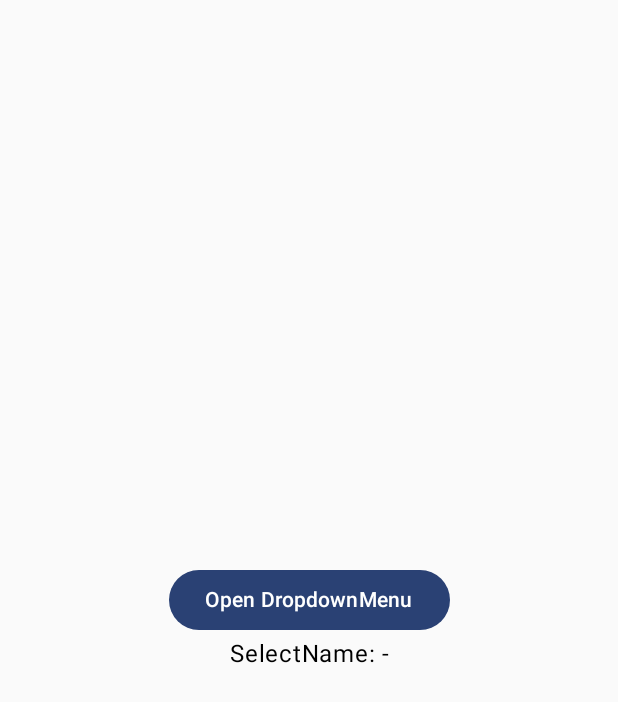
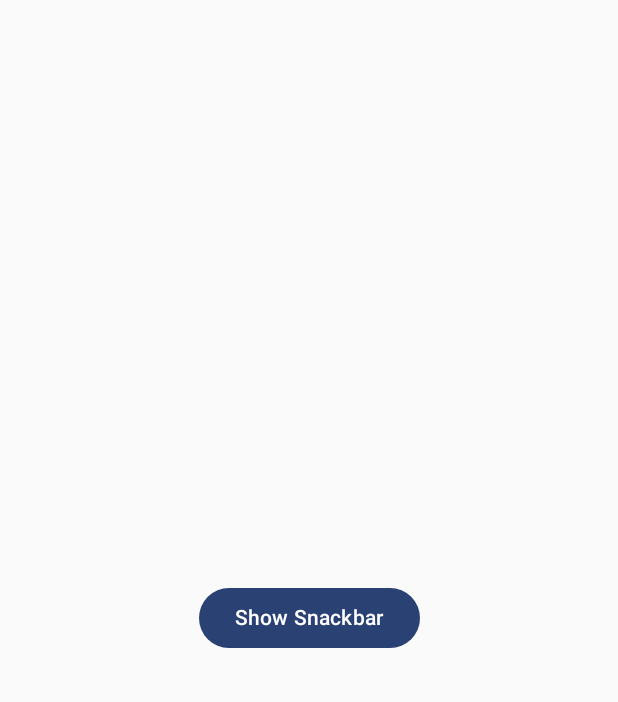
Before and after one commit to heegun0707/ComposeStudy, an Android app built with Jetpack Compose: the screen it shows after launch (MainActivity), on a phone screen of 412 x 824 dp. Shown: the top 702 px of the screen. Run offline under Robolectric (Android 15) with nearby library versions, the phone set to English and light mode, and no system bars.

Commit message:
feat: Add Snackbar Example

```diff
--- a/app/src/main/java/we/study/composestudy/MainActivity.kt
+++ b/app/src/main/java/we/study/composestudy/MainActivity.kt
@@ -11,6 +11,7 @@ import androidx.compose.ui.tooling.preview.Preview
 import we.study.composestudy.ui.example.AlertDialogPreview
 import we.study.composestudy.ui.example.DialogPreview
 import we.study.composestudy.ui.example.DropdownMenuExample
+import we.study.composestudy.ui.example.SnackbarExample
 import we.study.composestudy.ui.theme.ComposeStudyTheme
 
 class MainActivity : ComponentActivity() {
@@ -19,7 +20,8 @@ class MainActivity : ComponentActivity() {
         enableEdgeToEdge()
         setContent {
             ComposeStudyTheme {
-                DropdownMenuExample()
+                SnackbarExample()
+//                DropdownMenuExample()
 //                DialogPreview()
 //                Column(modifier = Modifier.verticalScroll(rememberScrollState())) {
 //                    DrawGather()
--- /dev/null
+++ b/app/src/main/java/we/study/composestudy/ui/example/SnackbarExample.kt
@@ -0,0 +1,94 @@
+package we.study.composestudy.ui.example
+
+import androidx.compose.foundation.layout.Box
+import androidx.compose.foundation.layout.Column
+import androidx.compose.foundation.layout.fillMaxSize
+import androidx.compose.foundation.layout.fillMaxWidth
+import androidx.compose.foundation.layout.padding
+import androidx.compose.foundation.rememberScrollState
+import androidx.compose.foundation.verticalScroll
+import androidx.compose.material.icons.Icons
+import androidx.compose.material.icons.filled.Email
+import androidx.compose.material3.Button
+import androidx.compose.material3.ExtendedFloatingActionButton
+import androidx.compose.material3.Icon
+import androidx.compose.material3.Scaffold
+import androidx.compose.material3.SnackbarHost
+import androidx.compose.material3.SnackbarHostState
+import androidx.compose.material3.Text
+import androidx.compose.runtime.Composable
+import androidx.compose.runtime.remember
+import androidx.compose.runtime.rememberCoroutineScope
+import androidx.compose.ui.Alignment
+import androidx.compose.ui.Modifier
+import androidx.compose.ui.tooling.preview.Preview
+import androidx.compose.ui.unit.dp
+import kotlinx.coroutines.launch
+import we.study.composestudy.ui.theme.ComposeStudyTheme
+
+@Composable
+fun SnackbarExample() {
+    val scope = rememberCoroutineScope()
+    val snackbarHostState = remember { SnackbarHostState() }
+
+    Box(modifier = Modifier.fillMaxSize()) {
+        SnackbarHost(
+            hostState = snackbarHostState,
+            modifier = Modifier.align(Alignment.BottomCenter)
+                .padding(16.dp)
+        )
+
+        Button(modifier = Modifier.align(Alignment.Center),
+            onClick = {
+                scope.launch {
+                    snackbarHostState.showSnackbar(
+                        message = "Hello, Snackbar!",
+                        actionLabel = "Undo",
+                        withDismissAction = true
+                    )
+                }
+            }) {
+            Text("Show Snackbar")
+        }
+    }
+}
+
+@Composable
+fun SnackbarWithScaffoldExample() {
+    val scope = rememberCoroutineScope()
+    val snackbarHostState = remember { SnackbarHostState() }
+
+    Scaffold(snackbarHost = {
+        SnackbarHost(hostState = snackbarHostState)
+    }, floatingActionButton = {
+        ExtendedFloatingActionButton(
+            text = { Text("Show snackbar") },
+            icon = { Icon(Icons.Filled.Email, contentDescription = "") },
+            onClick = {
+                scope.launch {
+                    snackbarHostState.showSnackbar(message = "Snackbar")
+                }
+            }
+        )
+    }
+    ) { contentPadding ->
+        Column(
+            modifier = Modifier
+                .padding(contentPadding)
+                .fillMaxWidth()
+                .verticalScroll(rememberScrollState())
+        ) {
+            repeat(10) {
+                Text(text = "Hello heegun")
+            }
+        }
+    }
+}
+
+@Preview(showBackground = true)
+@Composable
+fun SnackbarPreview() {
+    ComposeStudyTheme {
+        SnackbarExample()
+    }
+}
```
